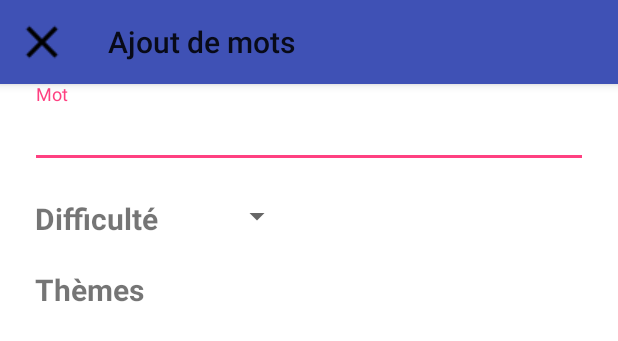
After one commit to hajadev/TimesUpMobile, an Android app: the layout layout_add_word_dialog_2.xml on its own in the app's theme, with its tools: preview values and no code run, on a phone screen of 412 x 824 dp. The commit adds this screen. Shown: the top 341 px of the screen. Run offline under Robolectric (Android 15) with nearby library versions, the phone set to English and light mode, and no system bars.

Commit message:
Fragment for adding words, first attempt with the form

```diff
--- a/app/src/main/java/com/hrand/android/timesupmobile/activities/WordsListActivity.kt
+++ b/app/src/main/java/com/hrand/android/timesupmobile/activities/WordsListActivity.kt
@@ -75,6 +75,12 @@ class WordsListActivity : AppCompatActivity() {
         fragmentTransaction.commit()
     }
 
+    fun closeAddDialog(){
+        fragmentTransaction = fragmentManager.beginTransaction()
+        fragmentTransaction.hide(fsd)
+        fragmentTransaction.commit()
+    }
+
     companion object {
         fun newIntent(context: Context): Intent {
             val intent = Intent(context, WordsListActivity::class.java)
--- /dev/null
+++ b/app/src/main/res/layout/layout_add_word_dialog_2.xml
@@ -0,0 +1,99 @@
+<?xml version="1.0" encoding="utf-8"?>
+<LinearLayout xmlns:android="http://schemas.android.com/apk/res/android"
+    xmlns:app="http://schemas.android.com/apk/res-auto"
+    android:orientation="vertical"
+    android:layout_width="match_parent"
+    android:layout_height="match_parent"
+    android:background="@color/colorWhite">
+
+    <com.google.android.material.appbar.AppBarLayout
+        android:layout_width="match_parent"
+        android:layout_height="wrap_content">
+
+        <androidx.appcompat.widget.Toolbar
+            android:id="@+id/toolbar"
+            android:layout_width="match_parent"
+            android:layout_height="wrap_content"
+            app:navigationIcon="@drawable/baseline_clear_black_18dp"
+            app:title="@string/add_words">
+
+        </androidx.appcompat.widget.Toolbar>
+
+    </com.google.android.material.appbar.AppBarLayout>
+
+    <LinearLayout
+        android:layout_width="match_parent"
+        android:layout_height="match_parent"
+        android:orientation="vertical"
+        android:layout_marginLeft="20dp"
+        android:layout_marginStart="20dp"
+        android:layout_marginRight="20dp"
+        android:layout_marginEnd="20dp">
+
+        <com.google.android.material.textfield.TextInputLayout
+            android:id="@+id/input_layout_word"
+            android:layout_width="match_parent"
+            android:layout_height="wrap_content">
+
+            <EditText
+                android:id="@+id/input_word"
+                android:layout_width="match_parent"
+                android:layout_height="wrap_content"
+                android:hint="@string/word" />
+
+        </com.google.android.material.textfield.TextInputLayout>
+
+<!--        <ExpandableListView
+            android:id="@+id/expandable_list_view_theme"
+            android:layout_height="match_parent"
+            android:layout_width="match_parent"
+            android:indicatorLeft="?android:attr/expandableListPreferredItemIndicatorLeft"
+            android:divider="@android:color/darker_gray"
+            android:dividerHeight="0.5dp"
+            android:layout_below="@+id/input_layout_word"
+            />
+-->
+        <LinearLayout
+            android:layout_width="match_parent"
+            android:layout_height="wrap_content"
+            android:orientation="horizontal"
+            android:layout_marginTop="20dp">
+
+            <TextView
+                android:layout_width="wrap_content"
+                android:layout_height="wrap_content"
+                android:text="@string/difficulty"
+                android:textSize="20sp"
+                android:textStyle="bold"
+                android:layout_marginStart="3dp"
+                android:layout_marginLeft="3dp" />
+
+            <Spinner
+                android:id="@+id/difficulty_spinner"
+                android:layout_width="70dp"
+                android:layout_height="wrap_content"
+                android:layout_marginLeft="20dp"
+                android:layout_marginStart="20dp" />
+
+        </LinearLayout>
+
+        <TextView
+            android:layout_width="match_parent"
+            android:layout_height="wrap_content"
+            android:text="@string/themes"
+            android:textSize="20sp"
+            android:textStyle="bold"
+            android:layout_marginStart="3dp"
+            android:layout_marginLeft="3dp"
+            android:layout_marginTop="20dp"
+            />
+
+        <ListView
+            android:id="@+id/list_view_with_checkbox"
+            android:layout_width="match_parent"
+            android:layout_height="wrap_content" />
+
+
+    </LinearLayout>
+
+</LinearLayout>
--- a/app/src/main/res/values/strings.xml
+++ b/app/src/main/res/values/strings.xml
@@ -12,4 +12,7 @@
     <string name="back">Retour</string>
     <string name="loadData">Charger données</string>
     <string name="list_words">Liste des mots</string>
+    <string name="word">Mot</string>
+    <string name="difficulty">Difficulté</string>
+    <string name="themes">Thèmes</string>
 </resources>
```
Also changed, not shown: app/src/main/java/com/hrand/android/timesupmobile/Fragments/FullScreenDialog.kt (+34 -2 lines), app/src/main/java/com/hrand/android/timesupmobile/adapters/ThemeBaseAdapter.kt (added, +85 -0 lines), app/src/main/res/layout/theme_list_view_with_checkbox_item.xml (added, +22 -0 lines), app/src/main/res/values/difficulties.xml (added, +9 -0 lines).
